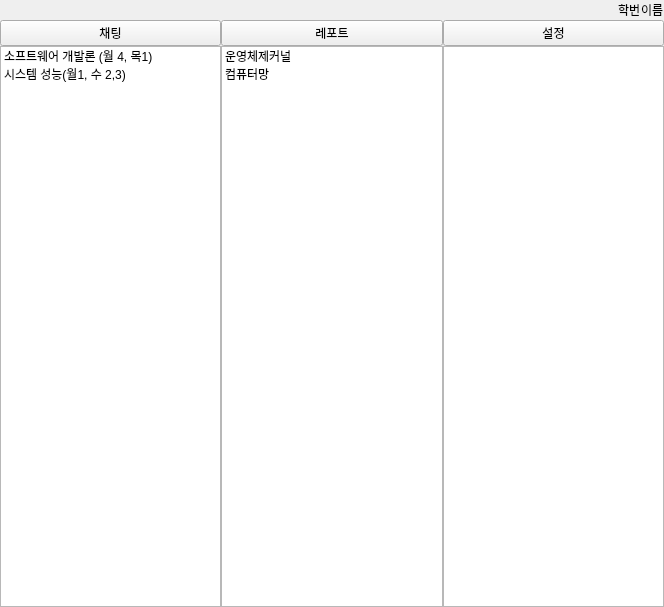
First picture: the form in Soft_DEV/mainpage.ui, repository gnu-swta/Chat, before the edit.
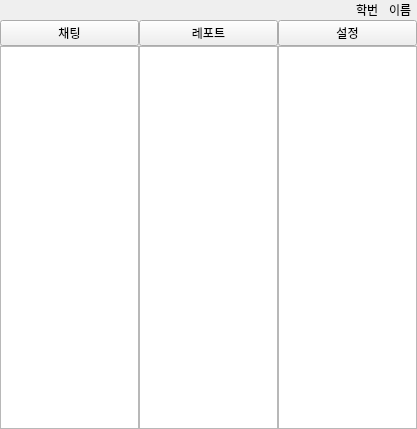
Second picture: the form after the edit.

```diff
--- a/Soft_DEV/mainpage.ui
+++ b/Soft_DEV/mainpage.ui
@@ -6,8 +6,8 @@
    <rect>
     <x>0</x>
     <y>0</y>
-    <width>664</width>
-    <height>607</height>
+    <width>417</width>
+    <height>429</height>
    </rect>
   </property>
   <property name="windowTitle">
@@ -31,6 +31,12 @@
    </property>
    <item>
     <layout class="QHBoxLayout" name="horizontalLayout">
+     <property name="spacing">
+      <number>10</number>
+     </property>
+     <property name="rightMargin">
+      <number>5</number>
+     </property>
      <item>
       <spacer name="horizontalSpacer">
        <property name="orientation">
@@ -49,6 +55,9 @@
        <property name="text">
         <string>학번</string>
        </property>
+       <property name="margin">
+        <number>0</number>
+       </property>
       </widget>
      </item>
      <item>
@@ -56,6 +65,9 @@
        <property name="text">
         <string>이름</string>
        </property>
+       <property name="margin">
+        <number>0</number>
+       </property>
       </widget>
      </item>
     </layout>
@@ -100,16 +112,33 @@
       <layout class="QHBoxLayout" name="chat_lay">
        <item>
         <widget class="QListWidget" name="chat_list">
-         <item>
-          <property name="text">
-           <string>소프트웨어 개발론 (월 4, 목1)</string>
-          </property>
-         </item>
-         <item>
-          <property name="text">
-           <string>시스템 성능(월1, 수 2,3)</string>
-          </property>
-         </item>
+         <property name="font">
+          <font>
+           <pointsize>19</pointsize>
+           <strikeout>false</strikeout>
+          </font>
+         </property>
+         <property name="layoutDirection">
+          <enum>Qt::LeftToRight</enum>
+         </property>
+         <property name="autoFillBackground">
+          <bool>false</bool>
+         </property>
+         <property name="frameShape">
+          <enum>QFrame::StyledPanel</enum>
+         </property>
+         <property name="frameShadow">
+          <enum>QFrame::Raised</enum>
+         </property>
+         <property name="midLineWidth">
+          <number>0</number>
+         </property>
+         <property name="textElideMode">
+          <enum>Qt::ElideMiddle</enum>
+         </property>
+         <property name="horizontalScrollMode">
+          <enum>QAbstractItemView::ScrollPerPixel</enum>
+         </property>
         </widget>
        </item>
       </layout>
@@ -118,16 +147,17 @@
       <layout class="QHBoxLayout" name="report_lay">
        <item>
         <widget class="QListWidget" name="report_list">
-         <item>
-          <property name="text">
-           <string>운영체제커널</string>
-          </property>
-         </item>
-         <item>
-          <property name="text">
-           <string>컴퓨터망</string>
-          </property>
-         </item>
+         <property name="enabled">
+          <bool>true</bool>
+         </property>
+         <property name="font">
+          <font>
+           <pointsize>19</pointsize>
+          </font>
+         </property>
+         <property name="textElideMode">
+          <enum>Qt::ElideMiddle</enum>
+         </property>
         </widget>
        </item>
       </layout>
@@ -135,7 +165,11 @@
      <item>
       <layout class="QHBoxLayout" name="set_lay">
        <item>
-        <widget class="QListWidget" name="set_list"/>
+        <widget class="QListWidget" name="set_list">
+         <property name="textElideMode">
+          <enum>Qt::ElideMiddle</enum>
+         </property>
+        </widget>
        </item>
       </layout>
      </item>
```
Left out of the diff: 4 changed lines with no effect on the pictures.
